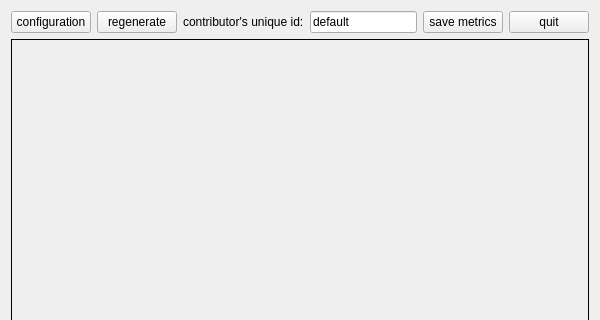
Before: the Qt Designer form mainUI.ui in pilarbachiller/SocNav3-simdata-generator, drawn with Qt 5; both pictures show x 0 to 600 and y 0 to 320 of the 600 by 600 pixel window.
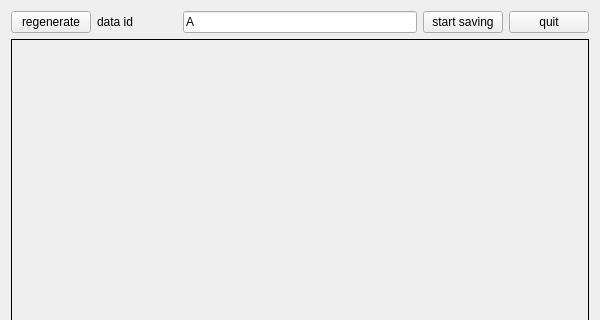
After: the same form once the commit is applied.

```diff
--- a/mainUI.ui
+++ b/mainUI.ui
@@ -31,17 +31,7 @@
      <item>
       <layout class="QHBoxLayout" name="horizontalLayout">
        <item>
-        <widget class="QPushButton" name="configuration">
-         <property name="text">
-          <string>configuration</string>
-         </property>
-         <property name="checkable">
-          <bool>true</bool>
-         </property>
-        </widget>
-       </item>
-       <item>
-        <widget class="QPushButton" name="regenerate">
+        <widget class="QPushButton" name="regenerate_button">
          <property name="text">
           <string>regenerate</string>
          </property>
@@ -49,23 +39,38 @@
        </item>
        <item>
         <widget class="QLabel" name="label_2">
+         <property name="sizePolicy">
+          <sizepolicy hsizetype="Fixed" vsizetype="Preferred">
+           <horstretch>0</horstretch>
+           <verstretch>0</verstretch>
+          </sizepolicy>
+         </property>
+         <property name="minimumSize">
+          <size>
+           <width>80</width>
+           <height>0</height>
+          </size>
+         </property>
          <property name="text">
-          <string>contributor's unique id:</string>
+          <string>data id</string>
          </property>
         </widget>
        </item>
        <item>
         <widget class="QLineEdit" name="contributor">
          <property name="text">
-          <string>default</string>
+          <string>A</string>
          </property>
         </widget>
        </item>
        <item>
         <widget class="QPushButton" name="save_metrics">
          <property name="text">
-          <string>save metrics</string>
+          <string>start saving</string>
          </property>
+         <property name="checkable">
+          <bool>true</bool>
+         </property>
         </widget>
        </item>
        <item>
```
Left out of the diff: 6 changed lines with no effect on the pictures.
